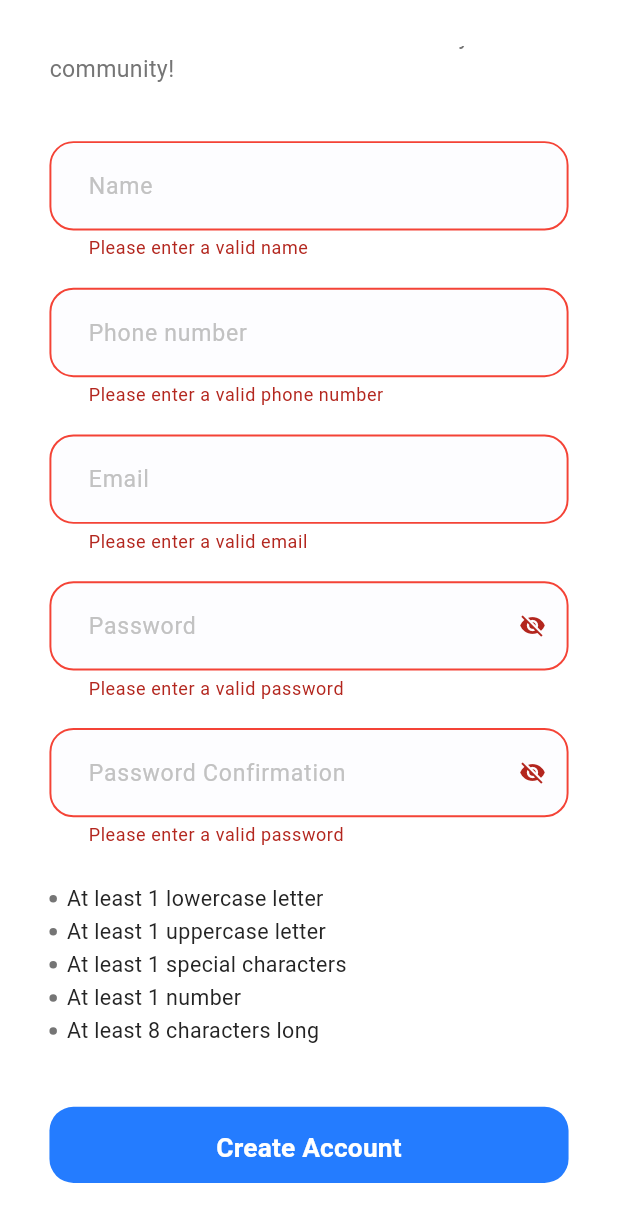
After one commit to mahmoudassasa/docdoc_app, a Flutter app: the SignupScreen screen opened by its route, scrolled down 85 dp, after a tap on "Create Account", on a phone screen of 412 x 824 dp. The commit adds this screen. Shown: the top 1222 px of the screen. Run offline on Flutter 3.47's test engine with Material 3 defaults, Android fonts, the light colour scheme and no system bars; our stand-ins replace dio, flutter_bloc, flutter_screenutil, flutter_svg, freezed_annotation, get_it and 2 more; generated files the repository leaves out were written again.

Commit message:
- signup ui & api

```diff
--- a/lib/core/networking/api_constants.dart
+++ b/lib/core/networking/api_constants.dart
@@ -1,6 +1,7 @@
 class ApiConstants {
   static const String apiBaseUrl = 'https://vcare.integration25.com/api/';
   static const String login = 'auth/login';
+  static const String signup = 'auth/register';
 }
 
 
--- a/lib/core/routing/app_router.dart
+++ b/lib/core/routing/app_router.dart
@@ -4,6 +4,8 @@ import 'package:book_a_doctor/features/home/ui/home_screen.dart';
 import 'package:book_a_doctor/features/login/logic/cubit/login_cubit.dart';
 import 'package:book_a_doctor/features/login/ui/login_screen.dart';
 import 'package:book_a_doctor/features/onboarding/onboarding_sceen.dart';
+import 'package:book_a_doctor/features/sign_up/logic/cubit/sign_up_cubit.dart';
+import 'package:book_a_doctor/features/sign_up/ui/sign_up_screen.dart';
 import 'package:flutter/material.dart';
 import 'package:flutter_bloc/flutter_bloc.dart';
 
@@ -20,8 +22,19 @@ class AppRouter {
                 child: const LoginScreen(),
               ),
         );
-          case Routes.homeScreen:
+
+      case Routes.signUpScreen:
+        return MaterialPageRoute(
+          builder:
+              (_) => BlocProvider(
+                create: (context) => getIt<SignupCubit>(),
+                child: const SignupScreen(),
+              ),
+        );
+
+      case Routes.homeScreen:
         return MaterialPageRoute(builder: (_) => const HomeScreen());
+
       default:
         return MaterialPageRoute(
           builder:
--- a/lib/core/routing/routes.dart
+++ b/lib/core/routing/routes.dart
@@ -1,5 +1,6 @@
 class Routes {
   static const String onBoardingScreen = '/onBoardingScreen';
   static const String loginScreen = '/loginScreen';
+  static const String signUpScreen = '/signUpScreen';
   static const String homeScreen = '/homeScreen';
 }
--- a/lib/features/login/logic/cubit/login_cubit.dart
+++ b/lib/features/login/logic/cubit/login_cubit.dart
@@ -15,9 +15,14 @@ class LoginCubit extends Cubit<LoginState> {
 
 
 
-  void emitLoginStates(LoginRequestBody loginRequestBody) async {
+  void emitLoginStates() async {
     emit(const LoginState.loading());
-    final response = await _loginRepo.login(loginRequestBody);
+    final response = await _loginRepo.login(
+      LoginRequestBody(
+        email: emailController.text,
+        password: passwordController.text,
+      ),
+    );
 
 
     response.when(
--- a/lib/features/login/ui/widgets/password_validations.dart
+++ b/lib/features/login/ui/widgets/password_validations.dart
@@ -2,8 +2,6 @@ import 'package:book_a_doctor/core/helpers/spacing.dart';
 import 'package:book_a_doctor/core/theaming/colors.dart';
 import 'package:book_a_doctor/core/theaming/styles.dart';
 import 'package:flutter/material.dart';
-import 'package:flutter/widgets.dart';
-
 class PasswordValidations extends StatelessWidget {
   final bool hasUpperCase;
   final bool hasLowerCase;
--- /dev/null
+++ b/lib/features/sign_up/data/models/sign_up_request_body.dart
@@ -0,0 +1,30 @@
+
+
+import 'package:json_annotation/json_annotation.dart';
+
+part 'sign_up_request_body.g.dart';
+
+
+
+@JsonSerializable()
+class SignupRequestBody {
+  final String name;
+  final String email;
+  final String phone;
+  final String password;
+@JsonKey(name: 'password_confirmation')
+  final String passwordConfirmation;
+  final int gender;
+
+  SignupRequestBody({
+    required this.name,
+    required this.email,
+    required this.phone,
+    required this.password,
+    required this.passwordConfirmation,
+    required this.gender,
+
+  });
+
+  Map<String, dynamic> toJson() => _$SignupRequestBodyToJson(this);
+}
--- /dev/null
+++ b/lib/features/sign_up/data/repos/sign_up_repo.dart
@@ -0,0 +1,21 @@
+import 'package:book_a_doctor/core/networking/api_error_handler.dart';
+import 'package:book_a_doctor/core/networking/api_result.dart';
+import 'package:book_a_doctor/core/networking/api_service.dart';
+import 'package:book_a_doctor/features/sign_up/data/models/sign_up_request_body.dart';
+import 'package:book_a_doctor/features/sign_up/data/models/sign_up_response.dart';
+
+class SignupRepo {
+  final ApiService _apiService;
+  SignupRepo(this._apiService);
+
+  Future<ApiResult<SignupResponse>> signup(
+    SignupRequestBody signupRequestBody,
+  ) async {
+    try {
+      final response = await _apiService.signup(signupRequestBody);
+      return ApiResult.success(response);
+    } catch (error) {
+      return ApiResult.failure(ErrorHandler.handle(error));
+    }
+  }
+}
--- /dev/null
+++ b/lib/features/sign_up/logic/cubit/sign_up_cubit.dart
@@ -0,0 +1,44 @@
+import 'package:book_a_doctor/features/sign_up/data/models/sign_up_request_body.dart';
+import 'package:book_a_doctor/features/sign_up/data/repos/sign_up_repo.dart';
+import 'package:book_a_doctor/features/sign_up/logic/cubit/sign_up_state.dart';
+import 'package:flutter/widgets.dart';
+import 'package:flutter_bloc/flutter_bloc.dart';
+
+class SignupCubit extends Cubit<SignupState> {
+  final SignupRepo _signupRepo;
+
+  SignupCubit(this._signupRepo) : super(const SignupState.initial());
+
+  TextEditingController nameController = TextEditingController();
+  TextEditingController emailController = TextEditingController();
+  TextEditingController phoneController = TextEditingController();
+  TextEditingController passwordController = TextEditingController();
+  TextEditingController passwordConfirmationController =
+      TextEditingController();
+  final formKey = GlobalKey<FormState>();
+
+  void emitSignupState() async {
+    emit(const SignupState.signupLoading());
+    final response = await _signupRepo.signup(
+      SignupRequestBody(
+        name: nameController.text,
+        email: emailController.text,
+        phone: phoneController.text,
+        password: passwordController.text,
+        passwordConfirmation: passwordConfirmationController.text,
+        gender: 0,
+      ),
+    );
+
+    response.when(
+      success: (signupResponse) {
+        emit(SignupState.signupSuccess(signupResponse));
+      },
+      failure: (error) {
+        emit(SignupState.signupError(error: error.apiErrorModel.message ?? ''));
+      },
+    );
+  }
+
+
+}
--- /dev/null
+++ b/lib/features/sign_up/logic/cubit/sign_up_state.dart
@@ -0,0 +1,12 @@
+import 'package:freezed_annotation/freezed_annotation.dart';
+
+part 'sign_up_state.freezed.dart';
+
+@freezed
+class SignupState<T> with _$SignupState<T> {
+  const factory SignupState.initial() = _Initial;
+
+  const factory SignupState.signupLoading() = SignupLoading;
+  const factory SignupState.signupSuccess(T data) = SignupSuccess;
+  const factory SignupState.signupError({required String error}) = SignupError;
+}
--- /dev/null
+++ b/lib/features/sign_up/ui/sign_up_screen.dart
@@ -0,0 +1,67 @@
+import 'package:book_a_doctor/core/helpers/spacing.dart';
+import 'package:book_a_doctor/core/theaming/styles.dart';
+import 'package:book_a_doctor/core/widgets/app_text_button.dart';
+import 'package:book_a_doctor/features/login/ui/widgets/terms_and_conditions_text.dart';
+import 'package:book_a_doctor/features/sign_up/logic/cubit/sign_up_cubit.dart';
+import 'package:book_a_doctor/features/sign_up/ui/widgets/already_have_account_text.dart';
+import 'package:book_a_doctor/features/sign_up/ui/widgets/sign_up_bloc_listener.dart';
+import 'package:book_a_doctor/features/sign_up/ui/widgets/sign_up_form.dart';
+import 'package:flutter/material.dart';
+import 'package:flutter_bloc/flutter_bloc.dart';
+import 'package:flutter_screenutil/flutter_screenutil.dart';
+
+class SignupScreen extends StatelessWidget {
+  const SignupScreen({super.key});
+
+  @override
+  Widget build(BuildContext context) {
+    return Scaffold(
+      body: SafeArea(
+        child: Padding(
+          padding: EdgeInsets.symmetric(horizontal: 30.w, vertical: 30.h),
+          child: SingleChildScrollView(
+            child: Column(
+              crossAxisAlignment: CrossAxisAlignment.start,
+              children: [
+                Text(
+                  'Create Account',
+                  style: TextStyles.font24BlueBold,
+                ),
+                verticalSpace(8),
+                Text(
+                  'Sign up now and start exploring all that our app has to offer. We\'re excited to welcome you to our community!',
+                  style: TextStyles.font14GrayRegular,
+                ),
+                verticalSpace(36),
+                Column(
+                  children: [
+                    const SignupForm(),
+                    verticalSpace(40),
+                    AppTextButton(
+                      buttonText: "Create Account",
+                      textStyle: TextStyles.font16WhiteSemiBold,
+                      onPressed: () {
+                        validateThenDoSignup(context);
+                      },
+                    ),
+                    verticalSpace(16),
+                    const TermsAndConditionsText(),
+                    verticalSpace(30),
+                    const AlreadyHaveAccountText(),
+                    const SignupBlocListener(),
+                  ],
+                ),
+              ],
+            ),
+          ),
+        ),
+      ),
+    );
+  }
+
+  void validateThenDoSignup(BuildContext context) {
+    if (context.read<SignupCubit>().formKey.currentState!.validate()) {
+      context.read<SignupCubit>().emitSignupState();
+    }
+  }
+}
--- /dev/null
+++ b/lib/features/sign_up/ui/widgets/already_have_account_text.dart
@@ -0,0 +1,37 @@
+
+
+
+
+import 'package:book_a_doctor/core/helpers/extensions.dart';
+import 'package:book_a_doctor/core/routing/routes.dart';
+import 'package:book_a_doctor/core/theaming/styles.dart';
+import 'package:flutter/gestures.dart';
+import 'package:flutter/widgets.dart';
+
+class AlreadyHaveAccountText extends StatelessWidget {
+  const AlreadyHaveAccountText({super.key});
+
+  @override
+  Widget build(BuildContext context) {
+    return RichText(
+      textAlign: TextAlign.center,
+      text: TextSpan(
+        children: [
+          TextSpan(
+            text: 'Already have an account?',
+            style: TextStyles.font13DarkBlueRegular
+          ),
+          TextSpan(
+            text: ' Login',
+            style: TextStyles.font13BlueSemiBold,
+            recognizer: TapGestureRecognizer()
+              ..onTap = () {
+                context.pushReplacementNamed(Routes.loginScreen);
+              },
+          ),
+        ],
+      ),
+    );
+  }
+
+}
--- /dev/null
+++ b/lib/features/sign_up/ui/widgets/sign_up_form.dart
@@ -0,0 +1,152 @@
+
+import 'package:book_a_doctor/core/helpers/app_regex.dart';
+import 'package:book_a_doctor/core/helpers/spacing.dart';
+import 'package:book_a_doctor/core/widgets/app_text_form_field.dart';
+import 'package:book_a_doctor/features/login/ui/widgets/password_validations.dart';
+import 'package:book_a_doctor/features/sign_up/logic/cubit/sign_up_cubit.dart';
+import 'package:flutter/material.dart';
+import 'package:flutter_bloc/flutter_bloc.dart';
+
+class SignupForm extends StatefulWidget {
+  const SignupForm({super.key});
+
+  @override
+  State<SignupForm> createState() => _SignupFormState();
+}
+
+class _SignupFormState extends State<SignupForm> {
+  bool isPasswordObscureText = true;
+  bool isPasswordConfirmationObscureText = true;
+
+  bool hasLowercase = false;
+  bool hasUppercase = false;
+  bool hasSpecialCharacters = false;
+  bool hasNumber = false;
+  bool hasMinLength = false;
+
+  late TextEditingController passwordController;
+
+  @override
+  void initState() {
+    super.initState();
+    passwordController = context.read<SignupCubit>().passwordController;
+    setupPasswordControllerListener();
+  }
+
+  void setupPasswordControllerListener() {
+    passwordController.addListener(() {
+      setState(() {
+        hasLowercase = AppRegex.hasLowerCase(passwordController.text);
+        hasUppercase = AppRegex.hasUpperCase(passwordController.text);
+        hasSpecialCharacters =
+            AppRegex.hasSpecialCharacter(passwordController.text);
+        hasNumber = AppRegex.hasNumber(passwordController.text);
+        hasMinLength = AppRegex.hasMinLength(passwordController.text);
+      });
+    });
+  }
+
+  @override
+  Widget build(BuildContext context) {
+    return Form(
+      key: context.read<SignupCubit>().formKey,
+      child: Column(
+        children: [
+          AppTextFormField(
+            hintText: 'Name',
+            validator: (value) {
+              if (value == null || value.isEmpty) {
+                return 'Please enter a valid name';
+              }
+            },
+            controller: context.read<SignupCubit>().nameController,
+          ),
+          verticalSpace(18),
+          AppTextFormField(
+            hintText: 'Phone number',
+            validator: (value) {
+              if (value == null ||
+                  value.isEmpty ||
+                  !AppRegex.isPhoneNumberValid(value)) {
+                return 'Please enter a valid phone number';
+              }
+            },
+            controller: context.read<SignupCubit>().phoneController,
+          ),
+          verticalSpace(18),
+          AppTextFormField(
+            hintText: 'Email',
+            validator: (value) {
+              if (value == null ||
+                  value.isEmpty ||
+                  !AppRegex.isEmailValid(value)) {
+                return 'Please enter a valid email';
+              }
+            },
+            controller: context.read<SignupCubit>().emailController,
+          ),
+          verticalSpace(18),
+          AppTextFormField(
+            controller: context.read<SignupCubit>().passwordController,
+            hintText: 'Password',
+            isObscureText: isPasswordObscureText,
+            suffixIcon: GestureDetector(
+              onTap: () {
+                setState(() {
+                  isPasswordObscureText = !isPasswordObscureText;
+                });
+              },
+              child: Icon(
+                isPasswordObscureText ? Icons.visibility_off : Icons.visibility,
+              ),
+            ),
+            validator: (value) {
+              if (value == null || value.isEmpty) {
+                return 'Please enter a valid password';
+              }
+            },
+          ),
+          verticalSpace(18),
+          AppTextFormField(
+            controller:
+                context.read<SignupCubit>().passwordConfirmationController,
+            hintText: 'Password Confirmation',
+            isObscureText: isPasswordConfirmationObscureText,
+            suffixIcon: GestureDetector(
+              onTap: () {
+                setState(() {
+                  isPasswordConfirmationObscureText =
+                      !isPasswordConfirmationObscureText;
+                });
+              },
+              child: Icon(
+                isPasswordConfirmationObscureText
+                    ? Icons.visibility_off
+                    : Icons.visibility,
+              ),
+            ),
+            validator: (value) {
+              if (value == null || value.isEmpty) {
+                return 'Please enter a valid password';
+              }
+            },
+          ),
+          verticalSpace(24),
+          PasswordValidations(
+            hasLowerCase: hasLowercase,
+            hasUpperCase: hasUppercase,
+            hasSpecialCharacters: hasSpecialCharacters,
+            hasNumber: hasNumber,
+            hasMinLength: hasMinLength,
+          ),
+        ],
+      ),
+    );
+  }
+
+  @override
+  void dispose() {
+    passwordController.dispose();
+    super.dispose();
+  }
+}
```
Also changed, not shown: lib/core/di/dependency_injection.dart (+6 -2 lines), lib/core/networking/api_service.dart (+7 -0 lines), lib/features/login/ui/login_screen.dart (+8 -13 lines), lib/features/login/ui/widgets/already_have_account_text.dart (deleted, +0 -24 lines), lib/features/login/ui/widgets/dont_have_account_text.dart (added, +33 -0 lines), lib/features/sign_up/data/models/sign_up_response.dart (added, +37 -0 lines), lib/features/sign_up/ui/widgets/sign_up_bloc_listener.dart (added, +108 -0 lines), lib/core/networking/api_service.g.dart, lib/features/sign_up/data/models/sign_up_request_body.g.dart (added), lib/features/sign_up/data/models/sign_up_response.g.dart (added), lib/features/sign_up/logic/cubit/sign_up_state.freezed.dart (added), 1 other file.
